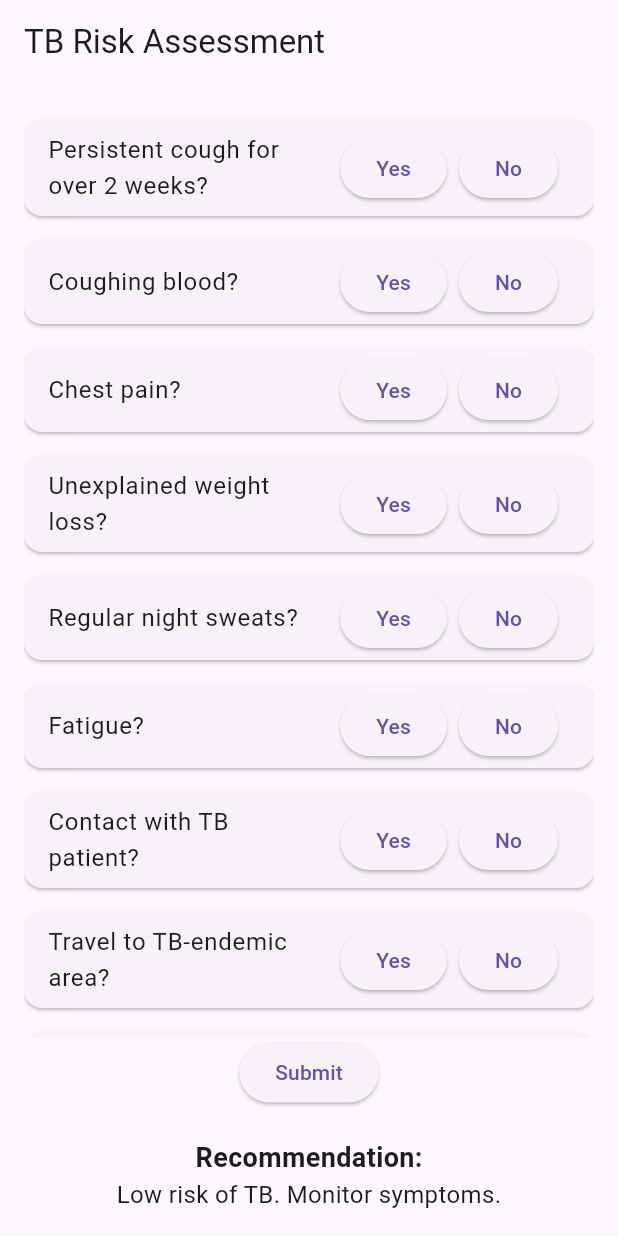
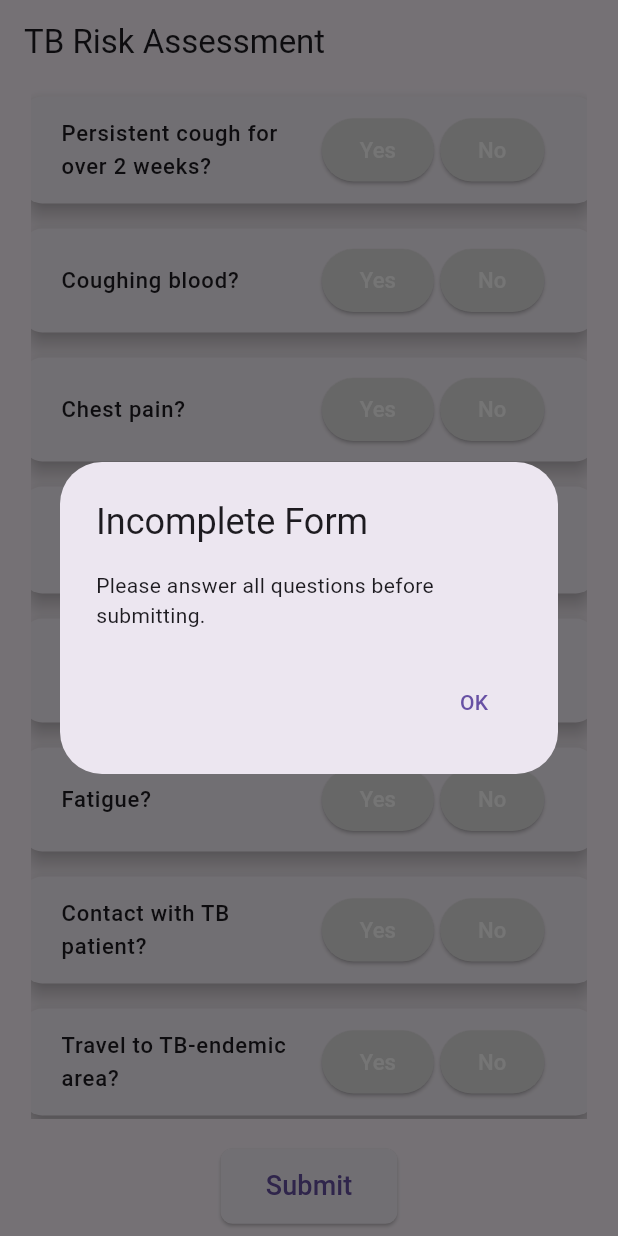
Before and after one commit to AmmadIrshad/FYP_Tb-Detection-, a Flutter app: the screen it shows after launch, after a tap on "Submit", on a phone screen of 412 x 824 dp. Run offline on Flutter 3.47's test engine with Material 3 defaults, Android fonts, the light colour scheme and no system bars.

Commit message:
question answer with not setting value bug

```diff
--- a/lib/data/tb_questionnaire.dart
+++ b/lib/data/tb_questionnaire.dart
@@ -11,7 +11,7 @@ class TBQuestionnaire {
     "Compromised immune system?": 3,
   };
 
-  Map<String, bool> responses = {};
+  Map<String, dynamic> responses = {};
 
   int calculateRiskScore() {
     int score = 0;
@@ -21,6 +21,22 @@ class TBQuestionnaire {
       }
     });
     return score;
+  }
+
+  TBQuestionnaire() {
+    resetResponses(); // Ensure responses map is initialized
+  }
+
+  // void resetResponses() {
+  //   responses = {};
+  //   //responses.clear();
+  //   //responses = {for (var question in questions.keys) question: false};
+  // }
+  void resetResponses() {
+    responses.clear();
+    responses = {
+      for (var question in questions.keys) question: null
+    }; // Set each question's response to null or false
   }
 
   String getRecommendation() {
--- a/lib/main.dart
+++ b/lib/main.dart
@@ -1,5 +1,5 @@
 import 'package:flutter/material.dart';
-import 'package:tb_detection/screens/home_screen.dart';
+import 'package:tb_detection/screens/tb_questionnaire_screen.dart';
 import 'package:tb_detection/screens/splash_screen.dart';
 
 void main() {
@@ -15,7 +15,7 @@ class MyApp extends StatelessWidget {
       home: const SplashScreen(),
       routes: {
         '/home': (context) =>
-            TBQuestionnaireScreen(), // Define your home screen route
+            const TBQuestionnaireScreen(), // Define your home screen route
       },
     );
   }
--- a/lib/screens/home_screen.dart
+++ /dev/null
@@ -1,100 +0,0 @@
-import 'package:flutter/material.dart';
-import 'package:tb_detection/data/tb_questionnaire.dart';
-
-class TBQuestionnaireScreen extends StatefulWidget {
-  const TBQuestionnaireScreen({super.key});
-
-  @override
-  State<TBQuestionnaireScreen> createState() => _TBQuestionnaireScreenState();
-}
-
-class _TBQuestionnaireScreenState extends State<TBQuestionnaireScreen> {
-  TBQuestionnaire tbQuestionnaire = TBQuestionnaire();
-
-  // Track if user has submitted
-  bool hasSubmitted = false;
-  String recommendation = "";
-
-  @override
-  Widget build(BuildContext context) {
-    return Scaffold(
-      appBar: AppBar(
-        title: Text('TB Risk Assessment'),
-      ),
-      body: Padding(
-        padding: const EdgeInsets.all(16.0),
-        child: Column(
-          children: [
-            Expanded(
-              child: ListView(
-                children: tbQuestionnaire.questions.keys.map((question) {
-                  return Card(
-                    margin: EdgeInsets.symmetric(vertical: 8),
-                    child: ListTile(
-                      title: Text(question),
-                      trailing: Row(
-                        mainAxisSize: MainAxisSize.min,
-                        children: [
-                          ElevatedButton(
-                            onPressed: () {
-                              setState(() {
-                                tbQuestionnaire.responses[question] = true;
-                              });
-                            },
-                            child: Text("Yes"),
-                            style: ElevatedButton.styleFrom(
-                              backgroundColor:
-                                  tbQuestionnaire.responses[question] == true
-                                      ? Colors.green
-                                      : null,
-                            ),
-                          ),
-                          SizedBox(width: 8),
-                          ElevatedButton(
-                            onPressed: () {
-                              setState(() {
-                                tbQuestionnaire.responses[question] = false;
-                              });
-                            },
-                            child: Text("No"),
-                            style: ElevatedButton.styleFrom(
-                              backgroundColor:
-                                  tbQuestionnaire.responses[question] == false
-                                      ? Colors.red
-                                      : null,
-                            ),
-                          ),
-                        ],
-                      ),
-                    ),
-                  );
-                }).toList(),
-              ),
-            ),
-            ElevatedButton(
-              onPressed: () {
-                setState(() {
-                  hasSubmitted = true;
-                  recommendation = tbQuestionnaire.getRecommendation();
-                });
-              },
-              child: Text('Submit'),
-            ),
-            SizedBox(height: 20),
-            if (hasSubmitted) ...[
-              Text(
-                'Recommendation:',
-                style: TextStyle(fontSize: 18, fontWeight: FontWeight.bold),
-              ),
-              Text(
-                recommendation,
-                style: TextStyle(fontSize: 16),
-                textAlign: TextAlign.center,
-              ),
-            ],
-          ],
-        ),
-      ),
-    );
-  }
-}
--- /dev/null
+++ b/lib/screens/results.dart
@@ -0,0 +1,36 @@
+import 'package:flutter/material.dart';
+
+class ResultScreen extends StatelessWidget {
+  final String recommendation;
+
+  const ResultScreen({super.key, required this.recommendation});
+
+  @override
+  Widget build(BuildContext context) {
+    return Scaffold(
+      appBar: AppBar(
+        title: Text('TB Assessment Result'),
+      ),
+      body: Center(
+        child: Padding(
+          padding: const EdgeInsets.all(16.0),
+          child: Column(
+            mainAxisAlignment: MainAxisAlignment.center,
+            children: [
+              Text(
+                'Recommendation:',
+                style: TextStyle(fontSize: 18, fontWeight: FontWeight.bold),
+              ),
+              SizedBox(height: 10),
+              Text(
+                recommendation,
+                style: TextStyle(fontSize: 16),
+                textAlign: TextAlign.center,
+              ),
+            ],
+          ),
+        ),
+      ),
+    );
+  }
+}
--- /dev/null
+++ b/lib/screens/tb_questionnaire_screen.dart
@@ -0,0 +1,115 @@
+import 'package:flutter/material.dart';
+import 'package:tb_detection/data/tb_questionnaire.dart';
+import 'package:tb_detection/screens/results.dart';
+import 'package:tb_detection/widgets/assessment_submit_button.dart';
+
+class TBQuestionnaireScreen extends StatefulWidget {
+  const TBQuestionnaireScreen({super.key});
+
+  @override
+  State<TBQuestionnaireScreen> createState() => _TBQuestionnaireScreenState();
+}
+
+class _TBQuestionnaireScreenState extends State<TBQuestionnaireScreen> {
+  TBQuestionnaire tbQuestionnaire = TBQuestionnaire();
+
+  // Track if user has submitted
+  bool hasSubmitted = false;
+  String recommendation = "";
+
+  @override
+  Widget build(BuildContext context) {
+    final screenWidth = MediaQuery.of(context).size.width;
+    final padding = screenWidth * 0.05; // Responsive padding
+
+    return Scaffold(
+      appBar: AppBar(
+        title: Text('TB Risk Assessment'),
+      ),
+      body: Padding(
+        padding: EdgeInsets.symmetric(horizontal: padding),
+        child: Column(
+          children: [
+            Expanded(
+              child: ListView(
+                children: tbQuestionnaire.questions.keys.map((question) {
+                  return Padding(
+                    padding: const EdgeInsets.symmetric(vertical: 6.0),
+                    child: AnimatedScale(
+                      duration: const Duration(milliseconds: 200),
+                      scale: 1.05,
+                      child: Card(
+                        elevation: 6,
+                        shape: RoundedRectangleBorder(
+                          borderRadius: BorderRadius.circular(12),
+                        ),
+                        child: Padding(
+                          padding: const EdgeInsets.symmetric(
+                              vertical: 5, horizontal: 8),
+                          child: ListTile(
+                            title: Text(
+                              question,
+                              style: TextStyle(
+                                  fontSize: 14, fontWeight: FontWeight.w500),
+                            ),
+                            trailing: Row(
+                              mainAxisSize: MainAxisSize.min,
+                              children: [
+                                ElevatedButton(
+                                  onPressed: () {
+                                    setState(() {
+                                      tbQuestionnaire.responses[question] =
+                                          true;
+                                    });
+                                  },
+                                  style: ElevatedButton.styleFrom(
+                                    backgroundColor:
+                                        tbQuestionnaire.responses[question] ==
+                                                true
+                                            ? Color.fromARGB(255, 63, 56, 73)
+                                            : Colors.grey[300],
+                                    foregroundColor: Colors.white,
+                                  ),
+                                  child: Text("Yes"),
+                                ),
+                                SizedBox(width: 4),
+                                ElevatedButton(
+                                  onPressed: () {
+                                    setState(() {
+                                      tbQuestionnaire.responses[question] =
+                                          false;
+                                    });
+                                  },
+                                  style: ElevatedButton.styleFrom(
+                                    backgroundColor: tbQuestionnaire
+                                                .responses[question] ==
+                                            false
+                                        ? const Color.fromARGB(255, 63, 56, 73)
+                                        : Colors.grey[300],
+                                    foregroundColor: Colors.white,
+                                  ),
+                                  child: Text("No"),
+                                ),
+                              ],
+                            ),
+                          ),
+                        ),
+                      ),
+                    ),
+                  );
+                }).toList(),
+              ),
+            ),
+            SizedBox(height: 20),
+            AssessmentSubmitButton(
+              tbQuestionnaire: tbQuestionnaire,
+            ),
+            SizedBox(
+              height: MediaQuery.of(context).size.height * 0.01,
+            )
+          ],
+        ),
+      ),
+    );
+  }
+}
--- /dev/null
+++ b/lib/widgets/assessment_submit_button.dart
@@ -0,0 +1,79 @@
+import 'package:flutter/material.dart';
+import 'package:tb_detection/data/tb_questionnaire.dart';
+
+import 'package:tb_detection/screens/results.dart';
+
+class AssessmentSubmitButton extends StatefulWidget {
+  final TBQuestionnaire tbQuestionnaire;
+  const AssessmentSubmitButton({super.key, required this.tbQuestionnaire});
+
+  @override
+  State<AssessmentSubmitButton> createState() => _AssessmentSubmitButtonState();
+}
+
+class _AssessmentSubmitButtonState extends State<AssessmentSubmitButton> {
+  bool hasSubmitted = false;
+  String recommendation = "";
+
+  bool allQuestionsAnswered() {
+    for (var question in widget.tbQuestionnaire!.questions.keys) {
+      if (widget.tbQuestionnaire.responses[question] == null) {
+        return false;
+      }
+    }
+    return true;
+  }
+
+  @override
+  Widget build(BuildContext context) {
+    return ElevatedButton(
+      onPressed: () {
+        if (allQuestionsAnswered()) {
+          setState(() {
+            hasSubmitted = true;
+            recommendation = widget.tbQuestionnaire.getRecommendation();
+            // Navigate to the result screen with the recommendation
+            if (hasSubmitted) {
+              Navigator.push(
+                context,
+                MaterialPageRoute(
+                  builder: (context) =>
+                      ResultScreen(recommendation: recommendation),
+                ),
+              ).then((_) {
+                // Reset responses after returning to this screen
+                setState(() {
+                  widget.tbQuestionnaire.resetResponses();
+                  hasSubmitted =
+                      false; // Optionally, reset the submission state
+                });
+              });
+            }
+          });
+        } else {
+          showDialog(
+            context: context,
+            builder: (context) => AlertDialog(
+              title: Text("Incomplete Form"),
+              content: Text("Please answer all questions before submitting."),
+              actions: [
+                TextButton(
+                  onPressed: () => Navigator.pop(context),
+                  child: Text("OK"),
+                ),
+              ],
+            ),
+          );
+        }
+      },
+      style: ElevatedButton.styleFrom(
+        padding: EdgeInsets.symmetric(vertical: 12, horizontal: 30),
+        shape: RoundedRectangleBorder(borderRadius: BorderRadius.circular(8)),
+      ),
+      child: Text(
+        'Submit',
+        style: TextStyle(fontSize: 18),
+      ),
+    );
+  }
+}
```
